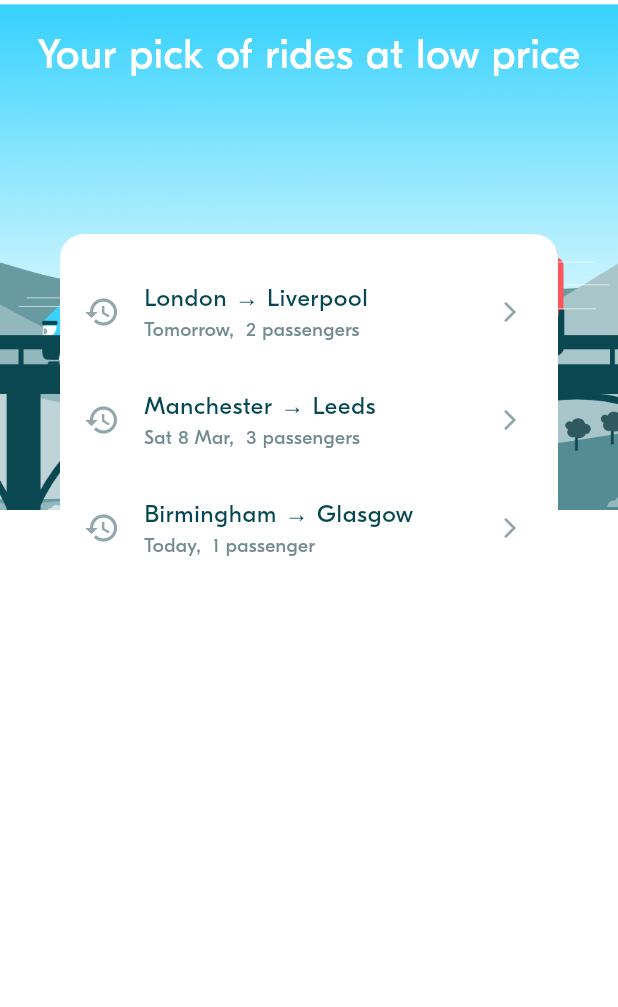
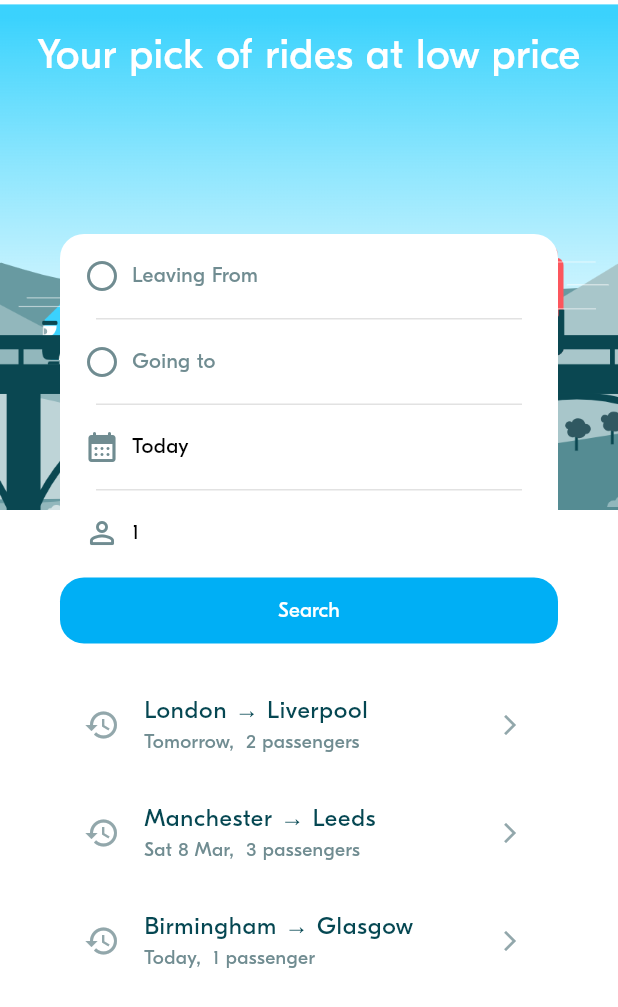
Before and after one commit to Porchhenng/advance_flutter, a Flutter app: the screen it shows after launch, on a phone screen of 412 x 824 dp. Shown: the top 1007 px of the screen. Run offline on Flutter 3.47's test engine with Material 3 defaults, Android fonts, the phone set to English and light mode, and no system bars; project files that could hold a hidden picture were left out.

Commit message:
BLA-004 – Implement Ride Preferences Form

```diff
--- a/lib/screens/ride_pref/widgets/ride_pref_form.dart
+++ b/lib/screens/ride_pref/widgets/ride_pref_form.dart
@@ -1,4 +1,8 @@
 import 'package:flutter/material.dart';
+import 'package:week_3_blabla_project/theme/theme.dart';
+import 'package:week_3_blabla_project/utils/date_time_util.dart';
+import 'package:week_3_blabla_project/widgets/display/bla_divider.dart';
+import 'package:week_3_blabla_project/widgets/inputs/bla_button.dart';
 
 import '../../../model/ride/locations.dart';
 import '../../../model/ride_pref/ride_pref.dart';
@@ -28,8 +32,6 @@ class _RidePrefFormState extends State<RidePrefForm> {
   Location? arrival;
   late int requestedSeats;
 
-
-
   // ----------------------------------
   // Initialize the Form attributes
   // ----------------------------------
@@ -37,18 +39,166 @@ class _RidePrefFormState extends State<RidePrefForm> {
   @override
   void initState() {
     super.initState();
-    // TODO
+    if (widget.initRidePref != null) {
+      departure = widget.initRidePref!.departure;
+      departureDate = widget.initRidePref!.departureDate;
+      arrival = widget.initRidePref!.arrival;
+      requestedSeats = widget.initRidePref!.requestedSeats;
+    } else {
+      departure = null;
+      departureDate = DateTime.now();
+      arrival = null;
+      requestedSeats = 1;
+    }
   }
 
   // ----------------------------------
   // Handle events
   // ----------------------------------
+  void swapLocations() {
+    setState(() {
+      Location? temp = departure;
+      departure = arrival;
+      arrival = temp;
+    });
+  }
 
+  void onDepartureTap() {}
+  void onArrivalTap() {}
+  void onDepartureDateTap() {}
+  void onReqTap() {}
+  void onSearachTap() {}
 
   // ----------------------------------
   // Compute the widgets rendering
   // ----------------------------------
+  Widget baseInput(
+    BuildContext context, {
+    required Icon icon,
+    required String text,
+    required Color textColor,
+    required void Function() onTap,
+  }) {
+    return InkWell(
+      onTap: onTap,
+      child: Padding(
+        padding: EdgeInsets.symmetric(
+            horizontal: BlaSpacings.m, vertical: BlaSpacings.m),
+        child: Row(
+          mainAxisSize: MainAxisSize.max,
+          children: [
+            icon,
+            const SizedBox(width: 8),
+            Text(
+              text,
+              style: TextStyle(color: textColor, fontWeight: FontWeight.w500),
+            )
+          ],
+        ),
+      ),
+    );
+  }
 
+  Widget departureInput(
+    BuildContext context,
+  ) {
+    String departureLabel;
+    Color textColor;
+
+    if (departure == null) {
+      departureLabel = 'Leaving From';
+      textColor = BlaColors.neutralLight;
+    } else {
+      departureLabel = departure!.name;
+      textColor = Colors.black;
+    }
+    return InkWell(
+      onTap: onDepartureTap,
+      child: Padding(
+        padding: EdgeInsets.symmetric(
+          horizontal: BlaSpacings.m,
+          vertical: BlaSpacings.m,
+        ),
+        child: Row(
+          children: [
+            Expanded(
+              child: Row(
+                children: [
+                  Icon(
+                    Icons.radio_button_off_rounded,
+                    color: BlaColors.neutralLight,
+                  ),
+                  const SizedBox(width: 8),
+                  Text(
+                    departureLabel,
+                    style: TextStyle(
+                        color: textColor, fontWeight: FontWeight.w500),
+                  ),
+                  if (departure != null)
+                    InkWell(
+                      onTap: swapLocations,
+                      child: Icon(
+                        Icons.swap_vert_sharp,
+                        color: BlaColors.primary,
+                      ),
+                    )
+                ],
+              ),
+            )
+          ],
+        ),
+      ),
+    );
+  }
+
+  Widget arrivalInput(BuildContext context) {
+    String arrivalLabel;
+    Color textColor;
+    if (arrival == null) {
+      arrivalLabel = 'Going to';
+      textColor = BlaColors.neutralLight;
+    } else {
+      arrivalLabel = arrival!.name;
+      textColor = Colors.black;
+    }
+
+    return baseInput(context,
+        icon: Icon(
+          Icons.radio_button_off_rounded,
+          color: BlaColors.neutralLight,
+        ),
+        text: arrivalLabel,
+        textColor: textColor,
+        onTap: onArrivalTap);
+  }
+
+  Widget departureDateInput(BuildContext context) {
+    String departureDateLabel = DateTimeUtils.formatDateTime(departureDate);
+
+    return baseInput(context,
+        icon: Icon(
+          Icons.calendar_month_rounded,
+          color: BlaColors.neutralLight,
+        ),
+        text: departureDateLabel,
+        textColor: Colors.black,
+        onTap: onDepartureDateTap);
+  }
+
+  Widget requestedSeatsInput(BuildContext context) {
+    String seatsLabel = requestedSeats.toString();
+
+    return baseInput(
+      context,
+      icon: Icon(
+        Icons.person_outline_rounded,
+        color: BlaColors.neutralLight,
+      ),
+      text: seatsLabel,
+      textColor: Colors.black,
+      onTap: onDepartureDateTap,
+    );
+  }
 
   // ----------------------------------
   // Build the widgets
@@ -59,7 +209,26 @@ class _RidePrefFormState extends State<RidePrefForm> {
         mainAxisAlignment: MainAxisAlignment.start,
         crossAxisAlignment: CrossAxisAlignment.stretch,
         children: [
-
+          departureInput(context),
+          const Padding(
+            padding: EdgeInsets.symmetric(horizontal: BlaSpacings.l),
+            child: BlaDivider(),
+          ),
+          arrivalInput(context),
+          const Padding(
+            padding: EdgeInsets.symmetric(horizontal: BlaSpacings.l),
+            child: BlaDivider(),
+          ),
+          departureDateInput(context),
+          const Padding(
+            padding: EdgeInsets.symmetric(horizontal: BlaSpacings.l),
+            child: BlaDivider(),
+          ),
+          requestedSeatsInput(context),
+          BlaButton(
+              Text('Search',
+                  ), isPrimary: true,
+              onPressed: onSearachTap)
         ]);
   }
 }
--- a/lib/utils/animations_util.dart
+++ b/lib/utils/animations_util.dart
@@ -7,8 +7,8 @@ class AnimationUtils {
   /// Slide given screen from bottom to top
   ///
   static Route<T> createBottomToTopRoute<T>(Widget screen) {
-    const begin = Offset(0.0, 0.0);         //  TODO
-    const end = Offset(0.0, 0.0);           //  TODO
+    const begin = Offset(0.0, -1);         //  TODO
+    const end = Offset(0.0, 1);           //  TODO
     return _createAnimatedRoute(screen, begin, end);
   }
 
```
Also changed, not shown: lib/screens/ride_pref/ride_pref_screen.dart (line endings or trailing spaces).
